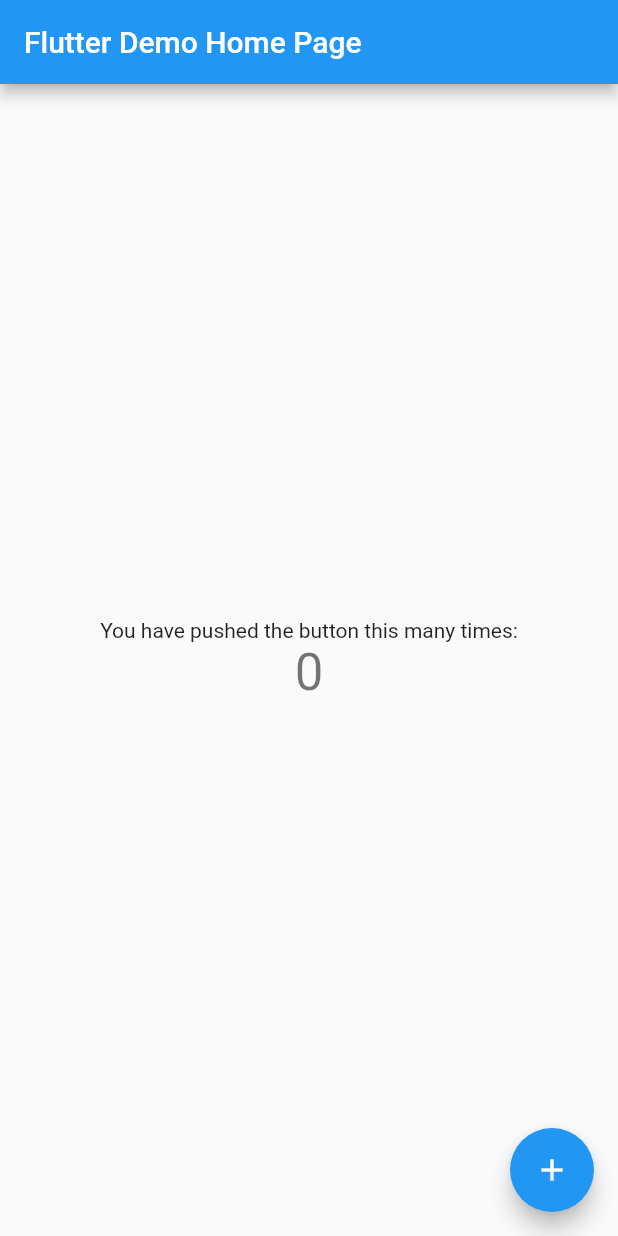
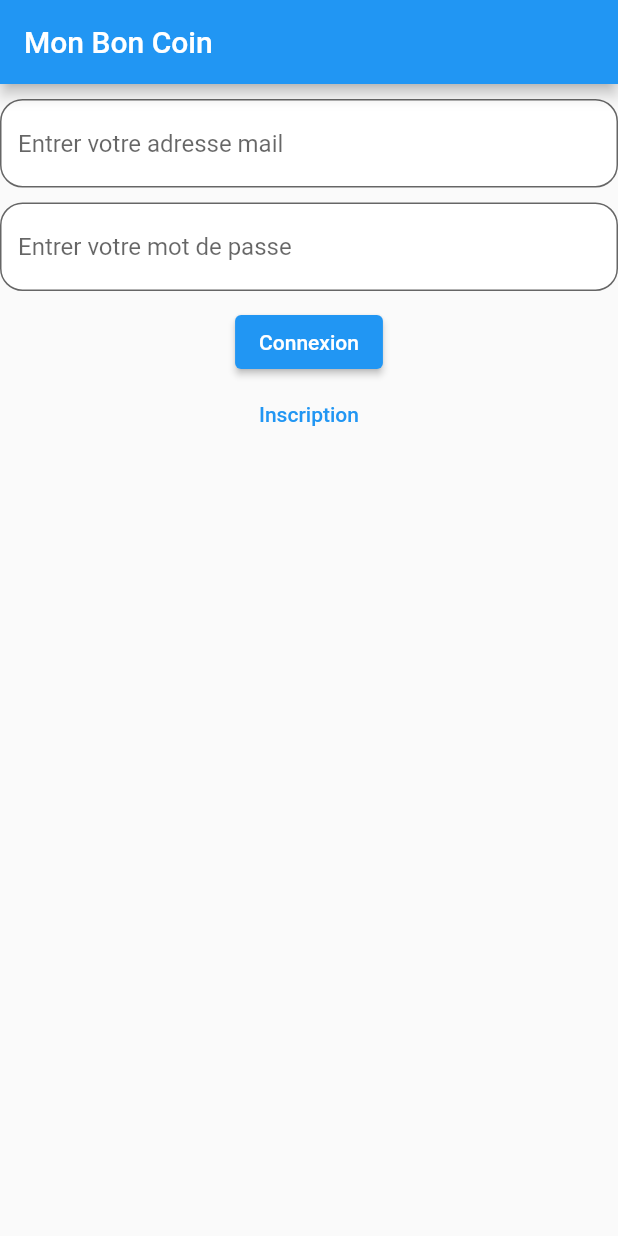
Before and after one commit to laulau-tlj/finalflutterapp, a Flutter app: the screen it shows after launch, on a phone screen of 412 x 824 dp. Run offline on Flutter 3.47's test engine with Material 2 defaults, Android fonts, the phone set to English and light mode, and no system bars; our stand-ins replace cloud_firestore, firebase_auth, firebase_core, firebase_storage; accounts and stored records are empty.

Commit message:
connection faite

```diff
--- a/lib/main.dart
+++ b/lib/main.dart
@@ -1,6 +1,11 @@
+
+import 'dart:io';
+import 'package:flutter/cupertino.dart';
 import 'package:flutter/material.dart';
 import 'package:firebase_core/firebase_core.dart';
 import 'firebase_options.dart';
+import 'package:finalflutterapp/services/FirestoreHelper.dart';
+import 'package:finalflutterapp/services/constants.dart';
 
 void main() async{
   await WidgetsFlutterBinding.ensureInitialized();
@@ -13,21 +18,12 @@
 class MyApp extends StatelessWidget {
   const MyApp({Key? key}) : super(key: key);
 
-  // This widget is the root of your application.
   @override
   Widget build(BuildContext context) {
     return MaterialApp(
       title: 'Flutter Demo',
       theme: ThemeData(
-        // This is the theme of your application.
-        //
-        // Try running your application with "flutter run". You'll see the
-        // application has a blue toolbar. Then, without quitting the app, try
-        // changing the primarySwatch below to Colors.green and then invoke
-        // "hot reload" (press "r" in the console where you ran "flutter run",
-        // or simply save your changes to "hot reload" in a Flutter IDE).
-        // Notice that the counter didn't reset back to zero; the application
-        // is not restarted.
+
         primarySwatch: Colors.blue,
       ),
       home: const MyHomePage(title: 'Flutter Demo Home Page'),
@@ -38,14 +34,6 @@
 class MyHomePage extends StatefulWidget {
   const MyHomePage({Key? key, required this.title}) : super(key: key);
 
-  // This widget is the home page of your application. It is stateful, meaning
-  // that it has a State object (defined below) that contains fields that affect
-  // how it looks.
-
-  // This class is the configuration for the state. It holds the values (in this
-  // case the title) provided by the parent (in this case the App widget) and
-  // used by the build method of the State. Fields in a Widget subclass are
-  // always marked "final".
 
   final String title;
 
@@ -54,45 +42,135 @@
 }
 
 class _MyHomePageState extends State<MyHomePage> {
-  int _counter = 0;
+  //variable
+  late String mail;
+  late String password;
 
-  void _incrementCounter() {
-    setState(() {
 
-      _counter++;
-    });
+  //fonction interne à la page
+  popUp(){
+    showDialog(
+        context: context,
+        barrierDismissible: false,
+        builder: (context){
+          if(Platform.isIOS){
+            return CupertinoAlertDialog(
+              content: const Text("Adresse mail ou de de passe invalide"),
+              actions: [
+                TextButton(
+                    onPressed: () {
+                      Navigator.pop(context);
+                    },
+                    child: Text("Ok")
+                )
+              ],
+            );
+          }
+          else {
+            return AlertDialog(
+              content: const Text("Adresse mail ou de de passe invalide"),
+              actions: [
+                TextButton(
+                    onPressed: () {
+                      Navigator.pop(context);
+                    },
+                    child: Text("Ok")
+                )
+              ],
+            );
+          }
+        }
+
+    );
   }
-
   @override
   Widget build(BuildContext context) {
 
+
+
     return Scaffold(
-      appBar: AppBar(
+        appBar: AppBar(
 
-        title: Text(widget.title),
-      ),
-      body: Center(
-        // Center is a layout widget. It takes a single child and positions it
-        // in the middle of the parent.
-        child: Column(
+          title: Text("Mon Bon Coin"),
+        ),
+        body: bodyPage()
 
-          mainAxisAlignment: MainAxisAlignment.center,
-          children: <Widget>[
-            const Text(
-              'You have pushed the button this many times:',
-            ),
-            Text(
-              '$_counter',
-              style: Theme.of(context).textTheme.headline4,
-            ),
-          ],
+    );
+  }
+
+
+  Widget bodyPage(){
+    return  Column(
+      children: [
+        const SizedBox(height: 10,),
+        TextField(
+          onChanged: (value){
+            setState(() {
+              mail = value;
+            });
+
+          },
+          decoration: InputDecoration(
+              fillColor: Colors.white,
+              filled: true,
+              hintText: "Entrer votre adresse mail",
+              border:  OutlineInputBorder(
+                  borderRadius: BorderRadius.circular(15)
+              )
+          ),
         ),
-      ),
-      floatingActionButton: FloatingActionButton(
-        onPressed: _incrementCounter,
-        tooltip: 'Increment',
-        child: const Icon(Icons.add),
-      ), // This trailing comma makes auto-formatting nicer for build methods.
+        const SizedBox(height: 10,),
+        TextField(
+          obscureText: true,
+          onChanged: (value){
+            setState(() {
+              password = value;
+            });
+
+          },
+          decoration: InputDecoration(
+              fillColor: Colors.white,
+              filled: true,
+              hintText: "Entrer votre mot de passe",
+              border:  OutlineInputBorder(
+                  borderRadius: BorderRadius.circular(15)
+              )
+          ),
+        ),
+        const SizedBox(height: 10,),
+        ElevatedButton(
+          onPressed: (){
+            FirestoreHelper().connected(mail, password).then((value){
+              MyAccount = value;
+              Navigator.push(context, MaterialPageRoute(
+                  builder: (context){
+                    return const Text('Dashboard');//DashBoard(mail: mail,password: password,);
+                  }
+              ));
+            }).catchError((onError){
+              //Afficher popUp
+              popUp();
+
+            });
+
+
+
+
+          },
+          child: const Text("Connexion"),
+        ),
+        TextButton(
+            onPressed: (){
+              Navigator.push(context, MaterialPageRoute(
+                  builder: (context){
+                    return const Text("inscription");//Inscription();
+                  }
+              ));
+
+            },
+            child: const Text("Inscription"),
+        ),
+      ],
     );
   }
 }
--- /dev/null
+++ b/lib/services/FirestoreHelper.dart
@@ -0,0 +1,74 @@
+
+import 'dart:typed_data';
+
+import 'package:cloud_firestore/cloud_firestore.dart';
+import 'package:firebase_auth/firebase_auth.dart';
+import 'package:firebase_storage/firebase_storage.dart';
+import 'package:finalflutterapp/model/Utilisateur.dart';
+
+class FirestoreHelper{
+   final auth = FirebaseAuth.instance;
+   final storage = FirebaseStorage.instance;
+   final fireUsers = FirebaseFirestore.instance.collection("USERS");
+
+
+   //Méthodes
+
+   //Se connecter à notre base de donnée
+   Future <Utilisateur> connected(String mail , String password) async{
+      UserCredential result = await auth.signInWithEmailAndPassword(email: mail, password: password);
+      String uid = result.user!.uid;
+      return getUsers(uid);
+
+
+   }
+
+
+   //S'inscrire dans notre base de donnnée
+   Future<Utilisateur> inscription(String mail , String password, String pseudo,DateTime birthday) async {
+      UserCredential result = await auth.createUserWithEmailAndPassword(email: mail, password: password);
+      String uid = result.user!.uid;
+      Map<String,dynamic> map = {
+         "PSEUDO": pseudo,
+         "MAIL": mail,
+      };
+      addUser(uid, map);
+      return getUsers(uid);
+
+
+   }
+
+
+   //ajouter un utilisateur
+   addUser(String uid, Map<String,dynamic> map){
+      fireUsers.doc(uid).set(map);
+   }
+
+
+   //Récuperer les infos des utilisateurs
+   Future<Utilisateur> getUsers(String uid) async{
+      DocumentSnapshot snapshot = await fireUsers.doc(uid).get();
+      return Utilisateur(snapshot);
+   }
+
+
+   //mettre à jour les infos de l'utilisateurs
+   updateUser(String uid, Map<String,dynamic> map){
+      fireUsers.doc(uid).update(map);
+   }
+
+
+
+   //Stocker une image
+   Future <String> stockageImage(String nameImage, Uint8List data) async {
+      TaskSnapshot snapshot = await storage.ref("avatars/$nameImage").putData(data);
+      String url = await snapshot.ref.getDownloadURL();
+      return url;
+
+
+
+   }
+
+
+
+}
--- a/pubspec.yaml
+++ b/pubspec.yaml
@@ -38,6 +38,7 @@
   cloud_firestore: ^3.4.5
   firebase_storage: ^10.3.6
   firebase_core: ^1.21.0
+  file_picker: ^5.0.1
 
 dev_dependencies:
   flutter_test:
```
Also changed, not shown: pubspec.lock, 1 other file.
